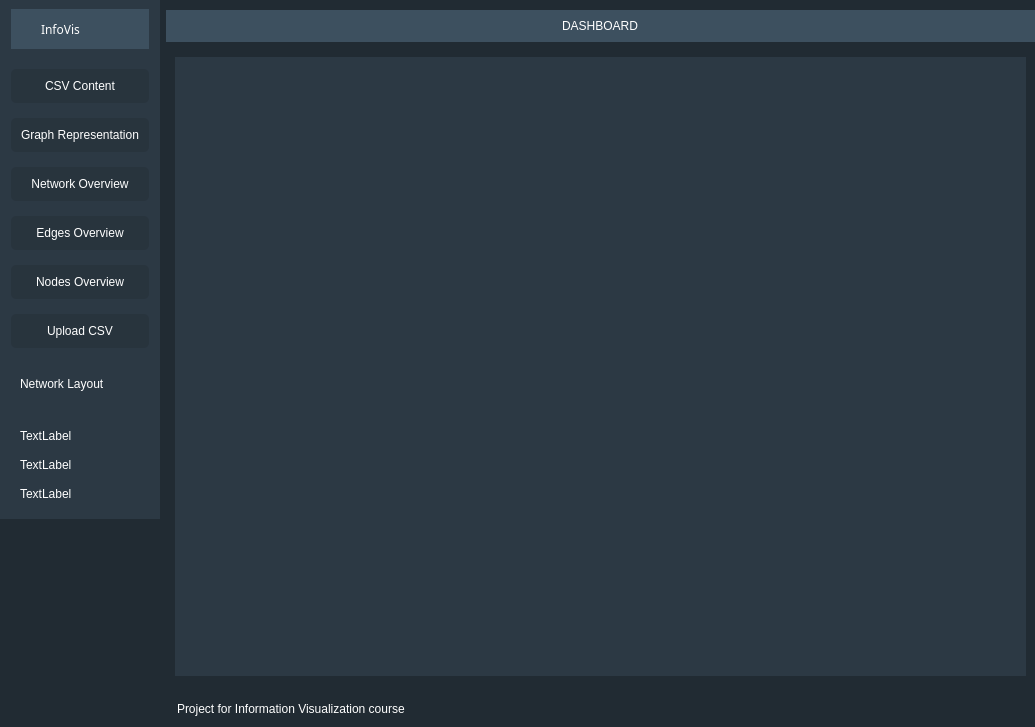
Manste/LDATA2010, file gui/MainWindow.ui: the form before one commit.
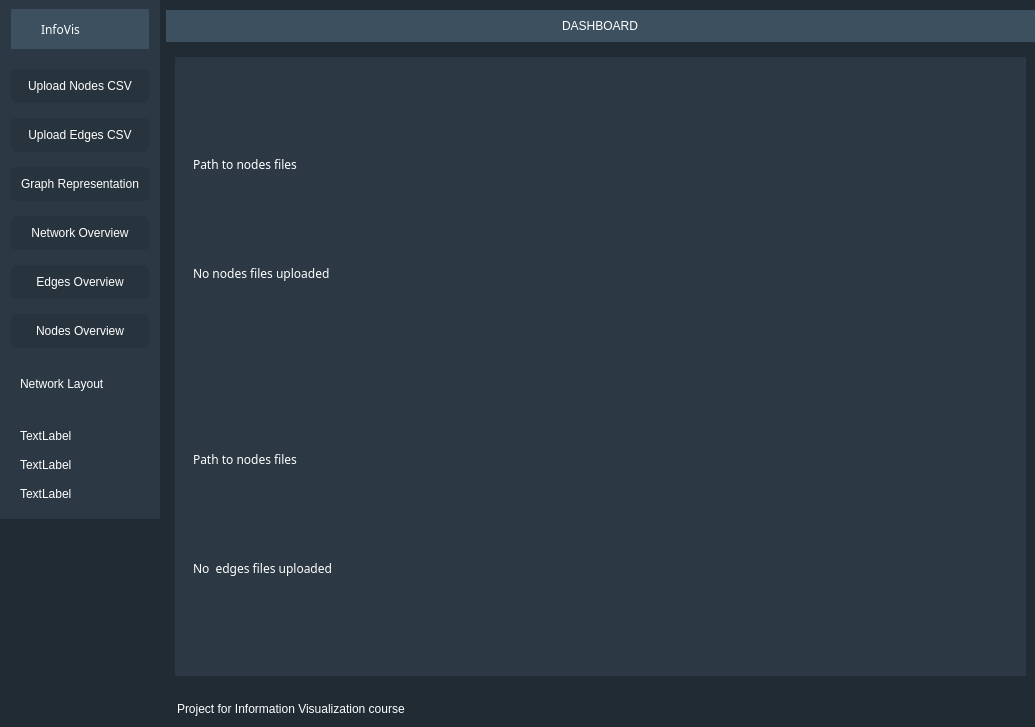
The form after the commit. The open tabs and pages were chosen to show the change. Icons and pictures are not drawn.

Diff of the .ui file:
```diff
--- a/gui/MainWindow.ui
+++ b/gui/MainWindow.ui
@@ -38,7 +38,7 @@
 	background-color: rgba(33, 43, 51);
 }
 
-#left_menu_widget, #csv_content, #graph_representation, #network_overview, #edge_overview, #node_overview, #upload_csv {
+#left_menu_widget, #csv_content, #graph_representation, #network_overview, #edge_overview, #node_overview, #upload_nodes_button, #upload_edges_button {
 	background-color: rgba(61, 80, 95, 100);
 }
 
@@ -203,11 +203,34 @@
           <item>
            <widget class="QPushButton" name="csv_content_button">
             <property name="text">
-             <string>CSV Content</string>
+             <string>Upload Nodes CSV</string>
             </property>
             <property name="icon">
              <iconset>
               <normaloff>icons/csv_content.svg</normaloff>icons/csv_content.svg</iconset>
+            </property>
+            <property name="iconSize">
+             <size>
+              <width>20</width>
+              <height>20</height>
+             </size>
+            </property>
+           </widget>
+          </item>
+          <item>
+           <widget class="QPushButton" name="upload_edges_button">
+            <property name="text">
+             <string>Upload Edges CSV</string>
+            </property>
+            <property name="icon">
+             <iconset>
+              <normaloff>icons/csv_content.svg</normaloff>icons/csv_content.svg</iconset>
+            </property>
+            <property name="iconSize">
+             <size>
+              <width>20</width>
+              <height>20</height>
+             </size>
             </property>
            </widget>
           </item>
@@ -255,23 +278,6 @@
             </property>
            </widget>
           </item>
-          <item>
-           <widget class="QPushButton" name="upload_csv_button">
-            <property name="text">
-             <string>Upload CSV</string>
-            </property>
-            <property name="icon">
-             <iconset>
-              <normaloff>icons/upload.svg</normaloff>icons/upload.svg</iconset>
-            </property>
-            <property name="iconSize">
-             <size>
-              <width>20</width>
-              <height>20</height>
-             </size>
-            </property>
-           </widget>
-          </item>
          </layout>
         </widget>
        </item>
@@ -571,7 +577,126 @@
                 <property name="frameShadow">
                  <enum>QFrame::Raised</enum>
                 </property>
-                <layout class="QHBoxLayout" name="horizontalLayout_8"/>
+                <layout class="QVBoxLayout" name="verticalLayout_15">
+                 <item>
+                  <widget class="QFrame" name="frame">
+                   <property name="frameShape">
+                    <enum>QFrame::StyledPanel</enum>
+                   </property>
+                   <property name="frameShadow">
+                    <enum>QFrame::Raised</enum>
+                   </property>
+                   <layout class="QVBoxLayout" name="verticalLayout_16">
+                    <property name="spacing">
+                     <number>10</number>
+                    </property>
+                    <property name="leftMargin">
+                     <number>0</number>
+                    </property>
+                    <property name="topMargin">
+                     <number>0</number>
+                    </property>
+                    <property name="rightMargin">
+                     <number>0</number>
+                    </property>
+                    <property name="bottomMargin">
+                     <number>0</number>
+                    </property>
+                    <item>
+                     <widget class="QLabel" name="label_9">
+                      <property name="maximumSize">
+                       <size>
+                        <width>16777215</width>
+                        <height>20</height>
+                       </size>
+                      </property>
+                      <property name="font">
+                       <font>
+                        <family> San Francisco</family>
+                        <pointsize>-1</pointsize>
+                       </font>
+                      </property>
+                      <property name="text">
+                       <string>Path to nodes files</string>
+                      </property>
+                     </widget>
+                    </item>
+                    <item>
+                     <widget class="QLabel" name="nodes_path">
+                      <property name="maximumSize">
+                       <size>
+                        <width>16777215</width>
+                        <height>20</height>
+                       </size>
+                      </property>
+                      <property name="text">
+                       <string>No nodes files uploaded</string>
+                      </property>
+                     </widget>
+                    </item>
+                   </layout>
+                  </widget>
+                 </item>
+                 <item>
+                  <widget class="QFrame" name="frame_8">
+                   <property name="frameShape">
+                    <enum>QFrame::StyledPanel</enum>
+                   </property>
+                   <property name="frameShadow">
+                    <enum>QFrame::Raised</enum>
+                   </property>
+                   <layout class="QVBoxLayout" name="verticalLayout_17">
+                    <property name="spacing">
+                     <number>10</number>
+                    </property>
+                    <property name="leftMargin">
+                     <number>0</number>
+                    </property>
+                    <property name="topMargin">
+                     <number>0</number>
+                    </property>
+                    <property name="rightMargin">
+                     <number>0</number>
+                    </property>
+                    <property name="bottomMargin">
+                     <number>0</number>
+                    </property>
+                    <item>
+                     <widget class="QLabel" name="label_10">
+                      <property name="maximumSize">
+                       <size>
+                        <width>16777215</width>
+                        <height>20</height>
+                       </size>
+                      </property>
+                      <property name="font">
+                       <font>
+                        <family> San Francisco</family>
+                        <pointsize>-1</pointsize>
+                       </font>
+                      </property>
+                      <property name="text">
+                       <string>Path to nodes files</string>
+                      </property>
+                     </widget>
+                    </item>
+                    <item>
+                     <widget class="QLabel" name="edges_path">
+                      <property name="maximumSize">
+                       <size>
+                        <width>16777215</width>
+                        <height>20</height>
+                       </size>
+                      </property>
+                      <property name="text">
+                       <string>No  edges files uploaded</string>
+                      </property>
+                     </widget>
+                    </item>
+                   </layout>
+                  </widget>
+                 </item>
+                </layout>
                </widget>
               </item>
              </layout>
```
Left out of the diff: 6 changed lines with no effect on the pictures.
